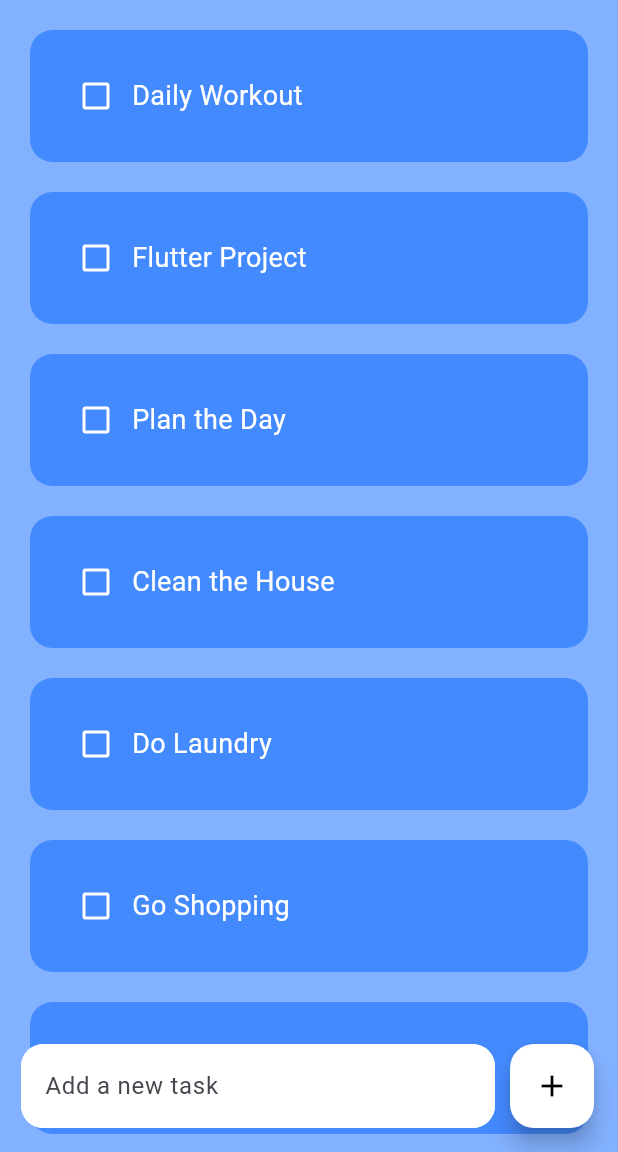
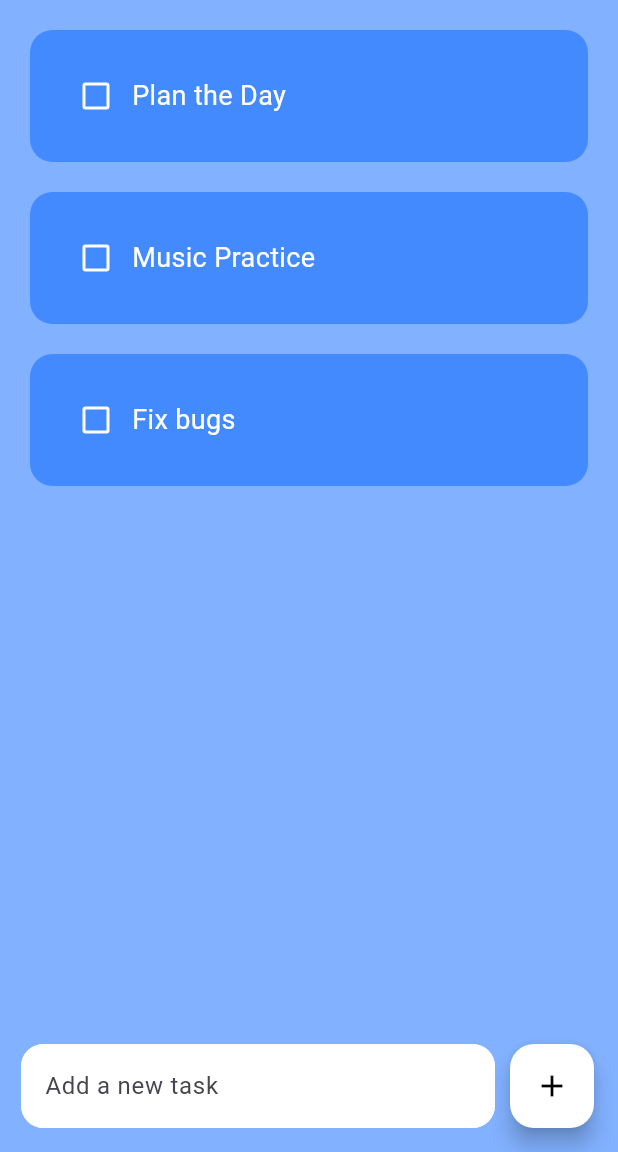
Before and after one commit to josueahadi/todo, a Flutter app: the screen it shows after launch, on a phone screen of 412 x 824 dp, the part 84-1236 px from its top. Run offline on Flutter 3.47's test engine with Material 3 defaults, Android fonts, the phone set to English and light mode, and no system bars.

Commit message:
feat: update dependencies; install flutter_slidable

```diff
--- a/lib/screens/home.dart
+++ b/lib/screens/home.dart
@@ -12,12 +12,7 @@ class _HomeScreenState extends State<HomeScreen> {
   final _controller = TextEditingController();
 
   List todos = [
-    ['Daily Workout', false],
-    ['Flutter Project', false],
     ['Plan the Day', false],
-    ['Clean the House', false],
-    ['Do Laundry', false],
-    ['Go Shopping', false],
     ['Music Practice', false],
     ['Fix bugs', false],
   ];
--- a/pubspec.yaml
+++ b/pubspec.yaml
@@ -34,6 +34,7 @@ dependencies:
   # The following adds the Cupertino Icons font to your application.
   # Use with the CupertinoIcons class for iOS style icons.
   cupertino_icons: ^1.0.8
+  flutter_slidable: ^4.0.0
 
 dev_dependencies:
   flutter_test:
@@ -44,7 +45,7 @@ dev_dependencies:
   # activated in the `analysis_options.yaml` file located at the root of your
   # package. See that file for information about deactivating specific lint
   # rules and activating additional ones.
-  flutter_lints: ^5.0.0
+  flutter_lints: ^6.0.0
 
 # For information on the generic Dart part of this file, see the
 # following page: https://dart.dev/tools/pub/pubspec
```
Also changed, not shown: pubspec.lock.
